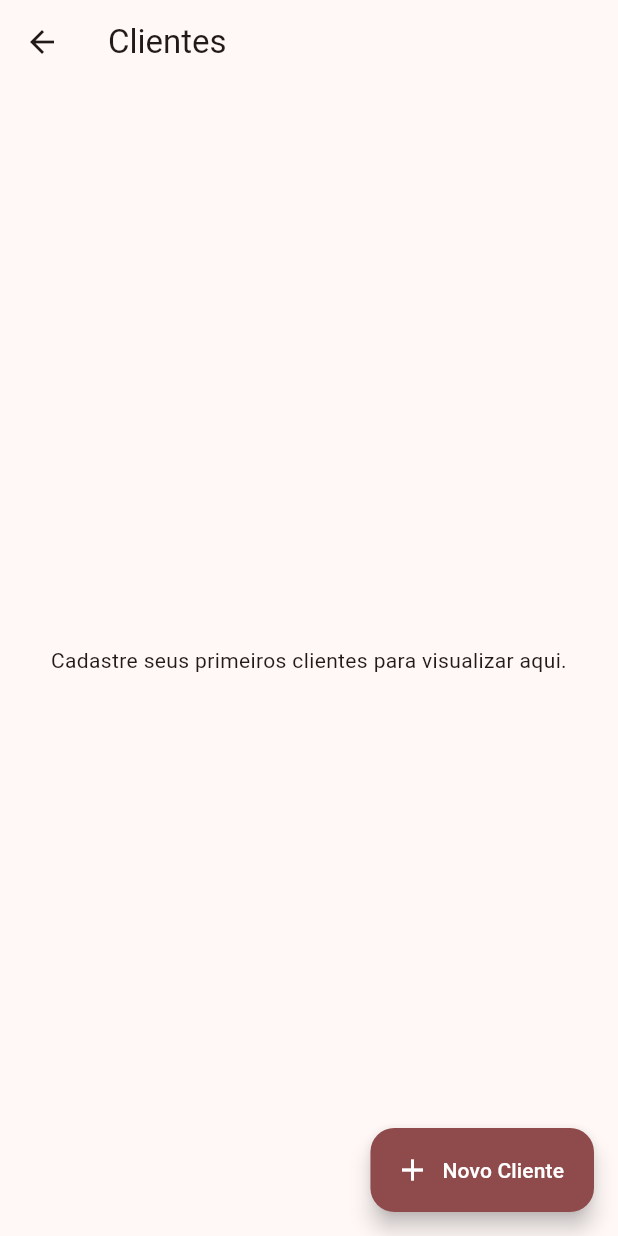
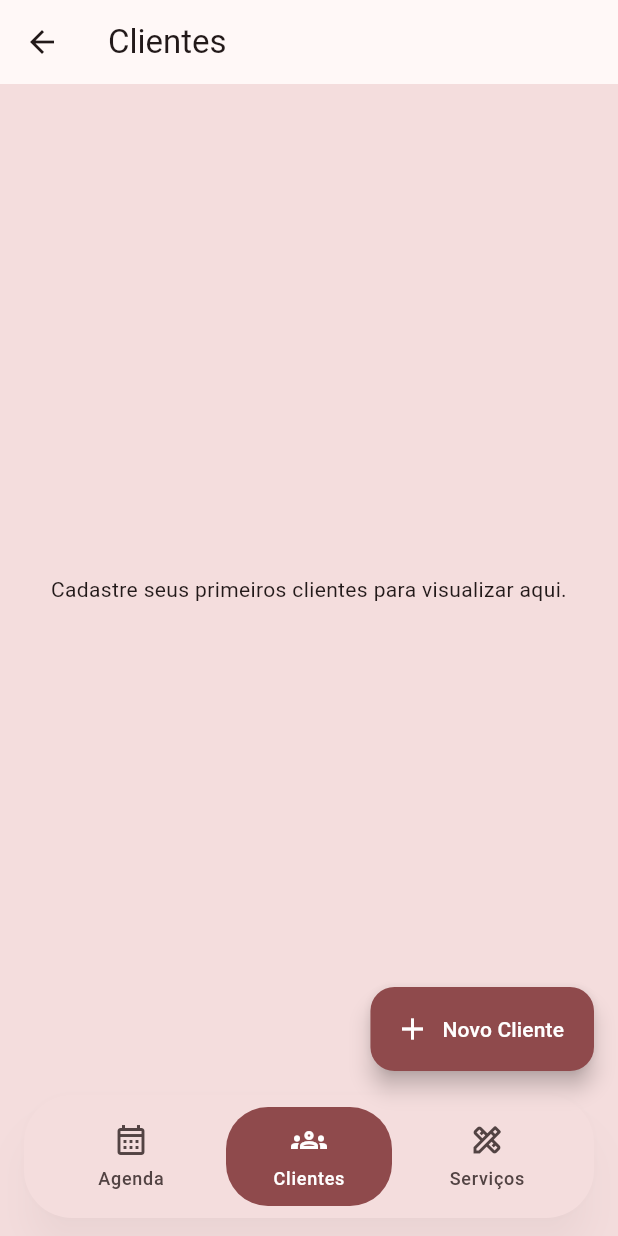
Before and after one commit to Gsaudx/app_agendamento_salao, a Flutter app: the ClientsScreen screen opened by its route, on a phone screen of 412 x 824 dp. Run offline on Flutter 3.47's test engine with Material 3 defaults, Android fonts, the light colour scheme and no system bars; our stand-ins replace cloud_firestore, firebase_auth, firebase_core, google_sign_in, table_calendar, web; accounts and stored records are empty.

Commit message:
hotfeat: Menu flutuante (#6)

```diff
--- /dev/null
+++ b/lib/components/floating_menu.dart
@@ -0,0 +1,112 @@
+import 'package:flutter/material.dart';
+
+class FloatingMenu extends StatelessWidget {
+  const FloatingMenu({super.key, required this.currentRoute});
+
+  final String currentRoute;
+
+  static const _items = <_MenuItem>[
+    _MenuItem(route: '/', icon: Icons.calendar_month_outlined, label: 'Agenda'),
+    _MenuItem(route: '/clients', icon: Icons.groups_outlined, label: 'Clientes'),
+    _MenuItem(route: '/services', icon: Icons.design_services_outlined, label: 'Serviços'),
+  ];
+
+  @override
+  Widget build(BuildContext context) {
+    final theme = Theme.of(context);
+    return SafeArea(
+      top: false,
+      left: false,
+      right: false,
+      child: Padding(
+        padding: const EdgeInsets.fromLTRB(16, 0, 16, 12),
+        child: Align(
+          alignment: Alignment.bottomCenter,
+          heightFactor: 1,
+          child: ConstrainedBox(
+            constraints: const BoxConstraints(maxWidth: 420),
+            child: Material(
+              elevation: 12,
+              borderRadius: BorderRadius.circular(32),
+              color: theme.colorScheme.surfaceVariant,
+              shadowColor: theme.shadowColor.withOpacity(0.18),
+              child: Padding(
+                padding:
+                    const EdgeInsets.symmetric(horizontal: 12, vertical: 8),
+                child: Row(
+                  children: _items.map((item) {
+                    final selected = item.route == currentRoute;
+                    return Expanded(
+                      child: _MenuButton(
+                        item: item,
+                        selected: selected,
+                        onTap: selected
+                            ? null
+                            : () => _onSelect(context, item.route),
+                      ),
+                    );
+                  }).toList(),
+                ),
+              ),
+            ),
+          ),
+        ),
+      ),
+    );
+  }
+
+  void _onSelect(BuildContext context, String route) {
+    Navigator.of(context).pushReplacementNamed(route);
+  }
+}
+
+class _MenuItem {
+  const _MenuItem({required this.route, required this.icon, required this.label});
+
+  final String route;
+  final IconData icon;
+  final String label;
+}
+
+class _MenuButton extends StatelessWidget {
+  const _MenuButton({required this.item, required this.selected, required this.onTap});
+
+  final _MenuItem item;
+  final bool selected;
+  final VoidCallback? onTap;
+
+  @override
+  Widget build(BuildContext context) {
+    final theme = Theme.of(context);
+    final foreground = selected
+        ? theme.colorScheme.onPrimary
+        : theme.colorScheme.onSurfaceVariant;
+    final background = selected ? theme.colorScheme.primary : Colors.transparent;
+    return Padding(
+      padding: const EdgeInsets.symmetric(horizontal: 4),
+      child: InkWell(
+        onTap: onTap,
+        borderRadius: BorderRadius.circular(28),
+        child: AnimatedContainer(
+          duration: const Duration(milliseconds: 200),
+          padding: const EdgeInsets.symmetric(vertical: 10, horizontal: 12),
+          decoration: BoxDecoration(
+            color: background,
+            borderRadius: BorderRadius.circular(28),
+          ),
+          child: Column(
+            mainAxisSize: MainAxisSize.min,
+            children: [
+              Icon(item.icon, color: foreground),
+              const SizedBox(height: 6),
+              Text(
+                item.label,
+                style: theme.textTheme.labelMedium?.copyWith(color: foreground),
+              ),
+            ],
+          ),
+        ),
+      ),
+    );
+  }
+}
--- a/lib/screens/clients_screen.dart
+++ b/lib/screens/clients_screen.dart
@@ -1,6 +1,7 @@
 import 'package:flutter/material.dart';
 
 import '../components/floating_button.dart';
+import '../components/floating_menu.dart';
 import '../dependencias/dependencias_widget.dart';
 import '../formatters/telefone_input_formatter.dart';
 import '../modelos/cliente.dart';
@@ -16,6 +17,7 @@ class ClientsScreen extends StatelessWidget {
   Widget build(BuildContext context) {
     final clientesServico = DependenciasWidget.clientesDe(context);
     return Scaffold(
+      backgroundColor: Theme.of(context).colorScheme.surfaceVariant,
       appBar: AppBar(title: const Text('Clientes')),
       body: StreamBuilder<List<Cliente>>(
         stream: clientesServico.observarClientes(),
@@ -90,6 +92,8 @@ class ClientsScreen extends StatelessWidget {
           );
         },
       ),
+      bottomNavigationBar:
+          const FloatingMenu(currentRoute: ClientsScreen.routeName),
       floatingActionButton: FloatingButton(
         label: 'Novo Cliente',
         onPressed: () => _abrirCadastroCliente(context),
--- a/lib/screens/home_screen.dart
+++ b/lib/screens/home_screen.dart
@@ -7,6 +7,7 @@ import 'package:flutter/material.dart';
 import 'package:intl/intl.dart';
 import 'package:table_calendar/table_calendar.dart';
 
+import '../components/floating_menu.dart';
 import '../dependencias/dependencias_widget.dart';
 import '../modelos/agendamento.dart';
 import '../servicos/agendamentos_servico.dart';
@@ -91,6 +92,7 @@ class _HomeScreenState extends State<HomeScreen> {
     final tema = Theme.of(context);
 
     return Scaffold(
+      backgroundColor: tema.colorScheme.surfaceVariant,
       appBar: AppBar(
         title: const Text('Agenda do Salão'),
         actions: [
@@ -279,6 +281,8 @@ class _HomeScreenState extends State<HomeScreen> {
           },
         ),
       ),
+      bottomNavigationBar:
+          const FloatingMenu(currentRoute: HomeScreen.routeName),
       floatingActionButton: FloatingActionButton.extended(
         onPressed: _abrirNovoAgendamento,
         icon: const Icon(Icons.add),
--- a/lib/screens/services_screen.dart
+++ b/lib/screens/services_screen.dart
@@ -3,6 +3,7 @@ import 'package:flutter/material.dart';
 import 'package:intl/intl.dart';
 
 import '../components/Input.dart';
+import '../components/floating_menu.dart';
 import '../components/select.dart';
 import '../dependencias/dependencias_widget.dart';
 import '../formatters/moeda_input_formatter.dart';
@@ -243,6 +244,7 @@ class ServicesScreen extends StatelessWidget {
     final formatadorMoeda = NumberFormat.simpleCurrency(locale: 'pt_BR');
 
     return Scaffold(
+      backgroundColor: Theme.of(context).colorScheme.surfaceVariant,
       appBar: AppBar(
         title: const Text('Serviços'),
         backgroundColor: const Color.fromARGB(255, 252, 218, 218),
@@ -395,6 +397,8 @@ class ServicesScreen extends StatelessWidget {
           );
         },
       ),
+      bottomNavigationBar:
+          const FloatingMenu(currentRoute: ServicesScreen.routeName),
     );
   }
 
```
Also changed, not shown: 1 other file.
